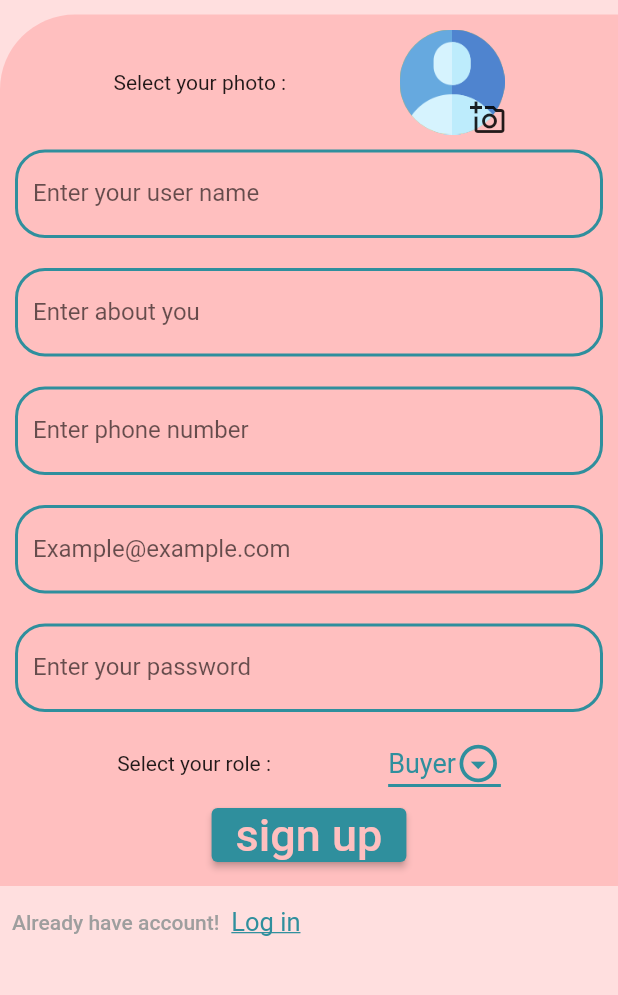
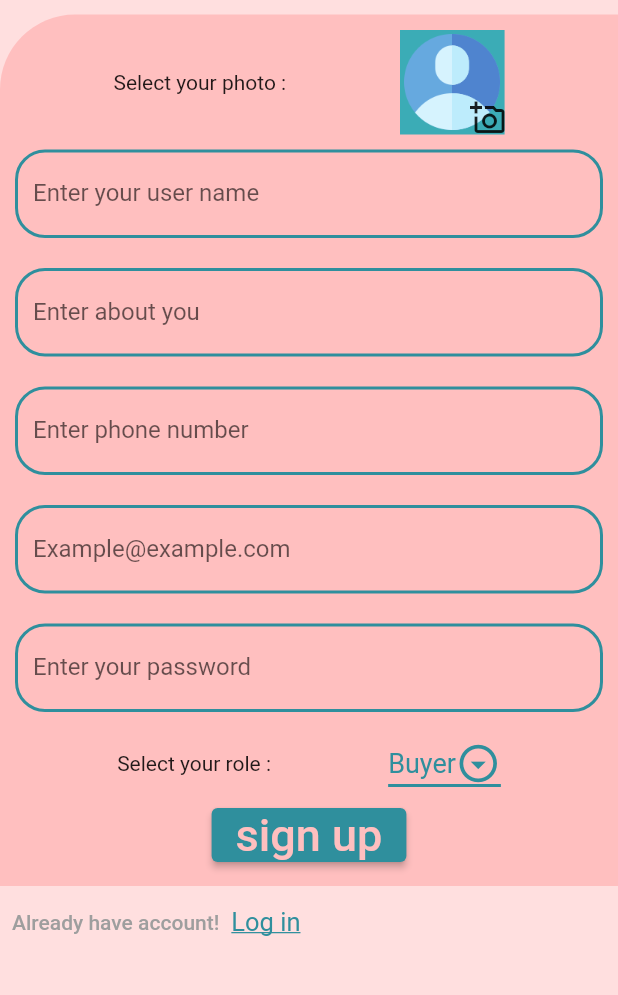
Before and after one commit to karaz-shopping/karaz-shpping, a Flutter app: the SignUp screen opened directly, on a phone screen of 412 x 824 dp, the part 128-1123 px from its top. Run offline on Flutter 3.47's test engine with Material 2 defaults, Android fonts, the light colour scheme and no system bars; our stand-ins replace card_swiper, cloud_firestore, curved_navigation_bar, dots_indicator, easy_dynamic_theme, firebase_auth and 6 more; accounts and stored records are empty.

Commit message:
pefore final

```diff
--- a/lib/pages/auth/signup.dart
+++ b/lib/pages/auth/signup.dart
@@ -146,15 +146,21 @@ class _SignUpState extends State<SignUp> {
                                 width: 70,
                                 height: 70,
                                 decoration: BoxDecoration(
-                                  color: Colors.amber,
-                                  borderRadius: BorderRadius.circular(100),
+                                  color: AppColors.blueGrey3,
+                                  //borderRadius: BorderRadius.circular(100),
                                 ),
-                                child: image == null
-                                    ? Image.asset("assets/images/profile.png")
-                                    : Image.file(
-                                        imageFile!,
-                                        fit: BoxFit.fill,
-                                      ),
+                                child: Padding(
+                                  padding: const EdgeInsets.all(3),
+                                  child: image == null
+                                      ? Image.asset(
+                                          "assets/images/profile.png",
+                                          fit: BoxFit.fill,
+                                        )
+                                      : Image.file(
+                                          imageFile!,
+                                          fit: BoxFit.fill,
+                                        ),
+                                ),
                               ),
                               onTap: () {
                                 getImage(ImageSource.gallery);
```
Also changed, not shown: lib/pages/home/components/Drawer/custom_drawer.dart (+18 -88 lines), lib/pages/user_profile/user_profile.dart (+9 -2 lines).
